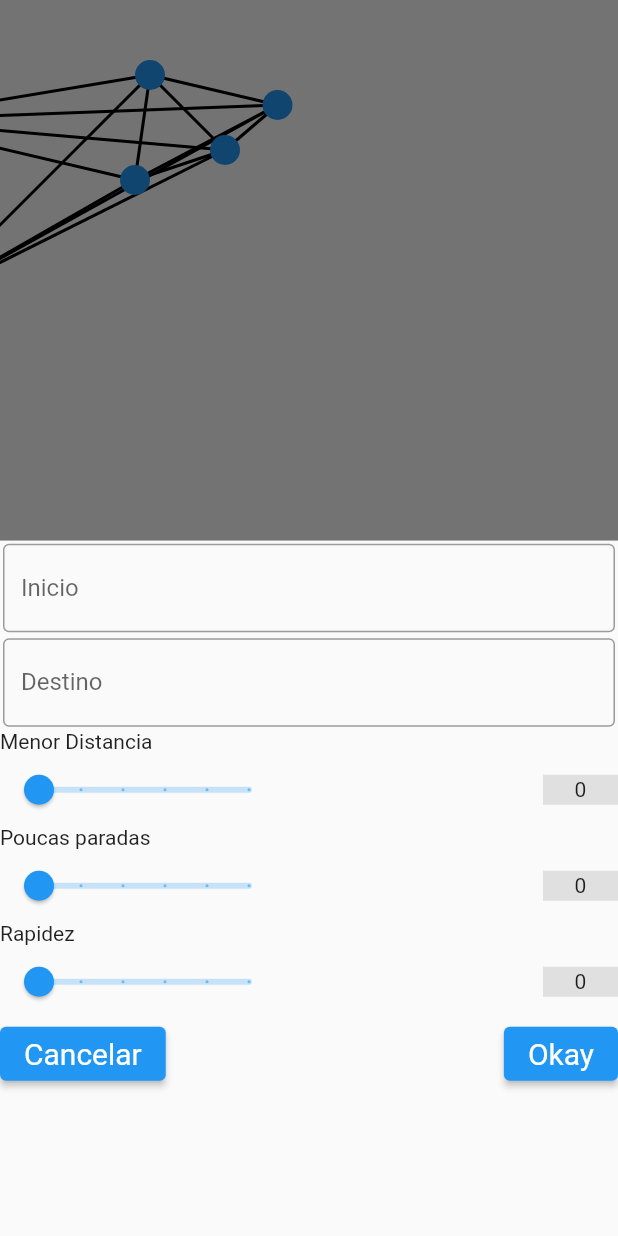
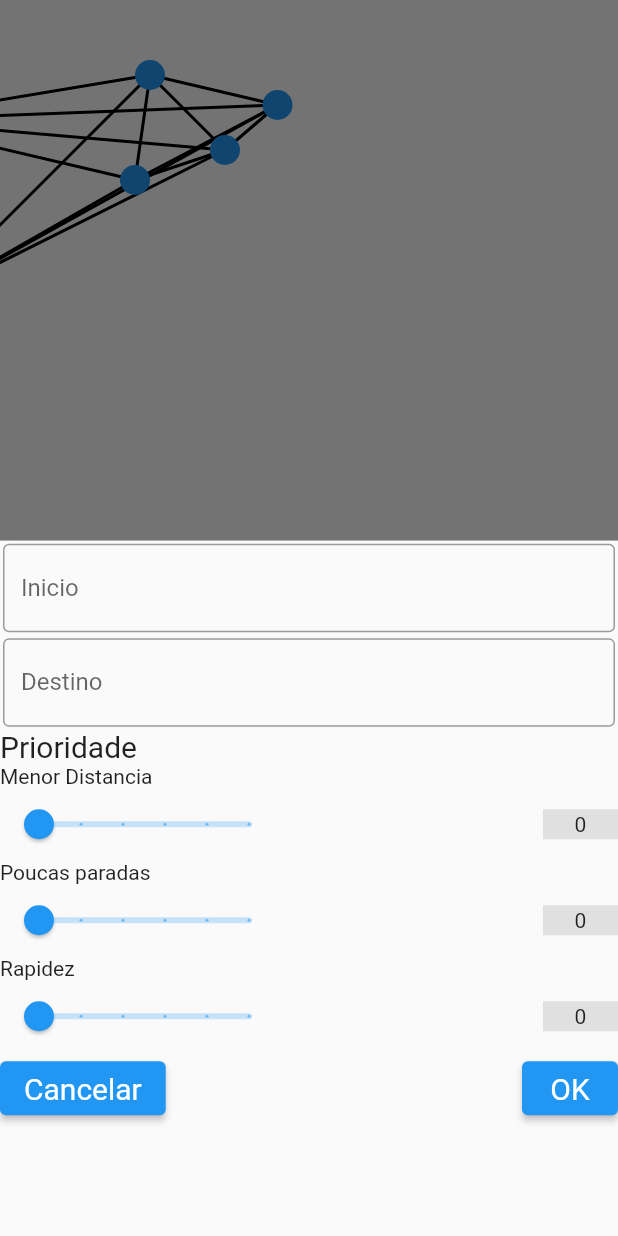
Before and after one commit to SantanaCosta/Route-Search, a Flutter app: the RoutesPage widget shown alone on an empty page, opened directly, after a tap on the "route" icon, on a phone screen of 412 x 824 dp. Run offline on Flutter 3.47's test engine with Material 2 defaults, Android fonts, the phone set to English and light mode, and no system bars; our stand-ins replace hive, hive_flutter; accounts and stored records are empty.

Commit message:
Finalizando sliders

```diff
--- a/route_search/lib/view/routes_page.dart
+++ b/route_search/lib/view/routes_page.dart
@@ -151,13 +151,18 @@ class _RoutesPageState extends State<RoutesPage> {
   }
 
   Widget _handleSliders() {
+    final _distanciaValueNotifier =
+        ValueNotifier<double>(_distanciaSliderValue);
+    final _paradasValueNotifier = ValueNotifier<double>(_paradasSliderValue);
+    final _rapidezValueNotifier = ValueNotifier<double>(_rapidezSliderValue);
+
     return Column(
       crossAxisAlignment: CrossAxisAlignment.start,
       children: [
-        // const Text(
-        //   "Prioridade",
-        //   style: TextStyle(fontSize: 10),
-        // ),
+        const Text(
+          "Prioridade",
+          style: TextStyle(fontSize: 20),
+        ),
         const Text(
           "Menor Distancia",
           style: TextStyle(fontSize: 14),
@@ -165,30 +170,33 @@ class _RoutesPageState extends State<RoutesPage> {
         Row(
           mainAxisAlignment: MainAxisAlignment.spaceBetween,
           children: [
-            StreamBuilder<Object>(
-                stream: null,
-                builder: (context, snapshot) {
+            ValueListenableBuilder<double>(
+              valueListenable: _distanciaValueNotifier,
+              builder: (context, value, child) {
                 return Slider(
-                    value: _distanciaSliderValue,
+                  value: value,
                   max: 100,
                   divisions: 5,
-                    label: _distanciaSliderValue.round().toString(),
-                    onChanged: (double value) {
-                      setState(() {
-                        _distanciaSliderValue = value;
-                      });
-                      _streamController.add(value);
+                  label: value.round().toString(),
+                  onChanged: (double newValue) {
+                    _distanciaValueNotifier.value = newValue;
+                    _distanciaSliderValue = newValue;
                   },
                 );
-                }),
+              },
+            ),
             Container(
               height: 20,
               width: 50,
               color: Colors.grey[300],
               child: Center(
-                  child: Text(
-                _distanciaSliderValue.round().toString(),
-              )),
+                child: ValueListenableBuilder<double>(
+                  valueListenable: _distanciaValueNotifier,
+                  builder: (context, value, child) {
+                    return Text(value.round().toString());
+                  },
+                ),
+              ),
             )
           ],
         ),
@@ -199,15 +207,19 @@ class _RoutesPageState extends State<RoutesPage> {
         Row(
           mainAxisAlignment: MainAxisAlignment.spaceBetween,
           children: [
-            Slider(
-              value: _paradasSliderValue,
+            ValueListenableBuilder<double>(
+              valueListenable: _paradasValueNotifier,
+              builder: (context, value, child) {
+                return Slider(
+                  value: value,
                   max: 100,
                   divisions: 5,
-              label: _paradasSliderValue.round().toString(),
-              onChanged: (double value) {
-                setState(() {
-                  _paradasSliderValue = value;
-                });
+                  label: value.round().toString(),
+                  onChanged: (double newValue) {
+                    _paradasValueNotifier.value = newValue;
+                    _paradasSliderValue = newValue;
+                  },
+                );
               },
             ),
             Container(
@@ -215,9 +227,13 @@ class _RoutesPageState extends State<RoutesPage> {
               width: 50,
               color: Colors.grey[300],
               child: Center(
-                  child: Text(
-                _paradasSliderValue.round().toString(),
-              )),
+                child: ValueListenableBuilder<double>(
+                  valueListenable: _paradasValueNotifier,
+                  builder: (context, value, child) {
+                    return Text(value.round().toString());
+                  },
+                ),
+              ),
             )
           ],
         ),
@@ -228,23 +244,33 @@ class _RoutesPageState extends State<RoutesPage> {
         Row(
           mainAxisAlignment: MainAxisAlignment.spaceBetween,
           children: [
-            Slider(
-              value: _rapidezSliderValue,
+            ValueListenableBuilder<double>(
+              valueListenable: _rapidezValueNotifier,
+              builder: (context, value, child) {
+                return Slider(
+                  value: value,
                   max: 100,
                   divisions: 5,
-              label: _rapidezSliderValue.round().toString(),
-              onChanged: (double value) {
-                setState(() {
-                  _rapidezSliderValue = value;
-                });
+                  label: value.round().toString(),
+                  onChanged: (double newValue) {
+                    _rapidezValueNotifier.value = newValue;
+                    _rapidezSliderValue = newValue;
+                  },
+                );
               },
             ),
             Container(
               height: 20,
               width: 50,
               color: Colors.grey[300],
-              child:
-                  Center(child: Text(_rapidezSliderValue.round().toString())),
+              child: Center(
+                child: ValueListenableBuilder<double>(
+                  valueListenable: _rapidezValueNotifier,
+                  builder: (context, value, child) {
+                    return Text(value.round().toString());
+                  },
+                ),
+              ),
             )
           ],
         ),
@@ -280,7 +306,7 @@ class _RoutesPageState extends State<RoutesPage> {
             myDataBox.put(4, paradasData);
             Navigator.of(context).pop();
           },
-          child: const Text('Okay'),
+          child: const Text('OK'),
         ),
       ],
     );
```
Lines whose indentation alone changed are shown as unchanged.
